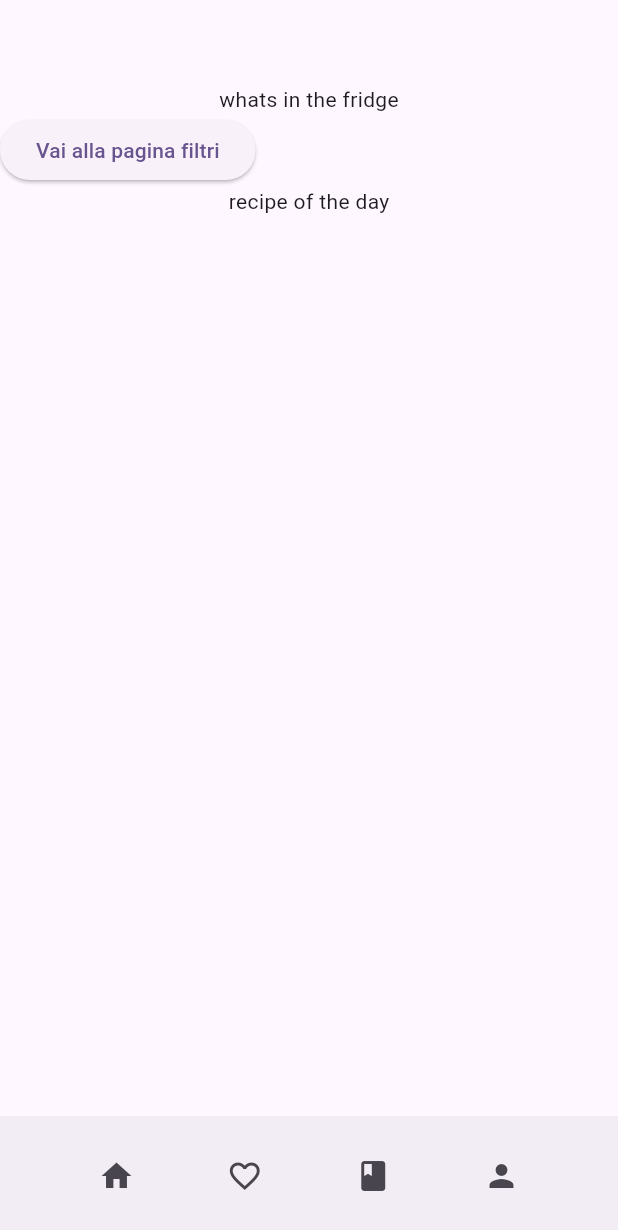
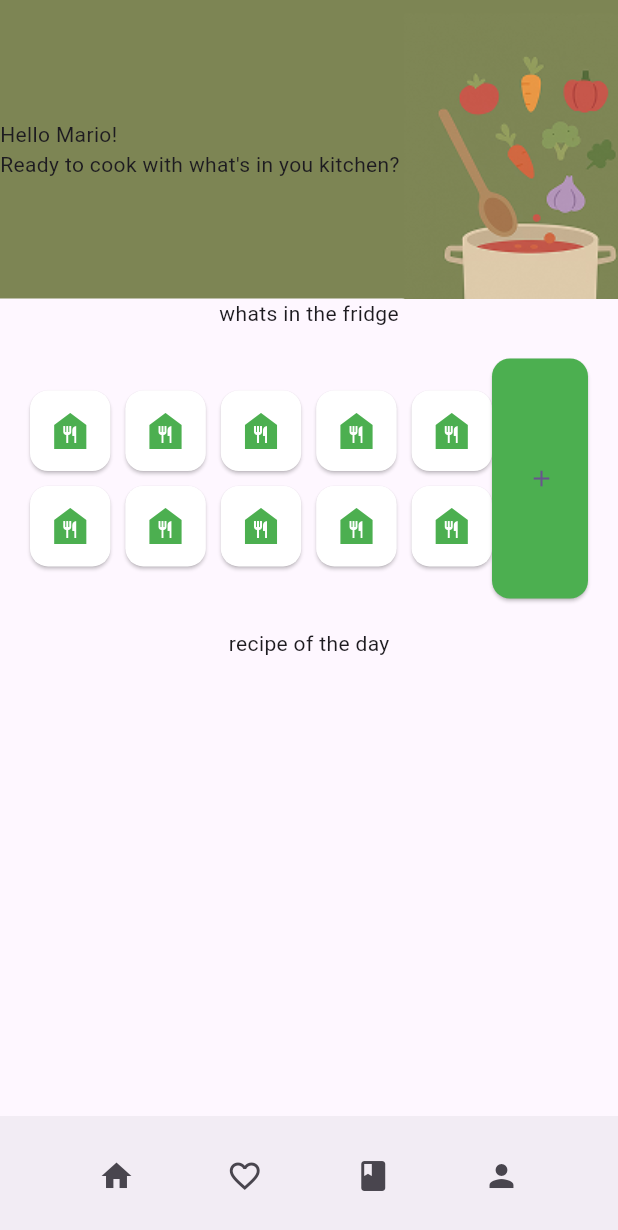
Before and after one commit to 195fra/Let-Me-Cook, a Flutter app: the screen it shows after launch, on a phone screen of 412 x 824 dp. Shown: the top 1230 px of the screen. Run offline on Flutter 3.47's test engine with Material 3 defaults, Android fonts, the light colour scheme and no system bars.

Commit message:
inizio grafica home_page

```diff
--- a/let_me_cook/lib/home_page.dart
+++ b/let_me_cook/lib/home_page.dart
@@ -13,29 +13,76 @@ class _HomePageState extends State<HomePage> {
   @override
   Widget build(BuildContext context) {
     return Scaffold(
-      appBar: AppBar(),
+      //appBar: AppBar(),
       body: Column(
         children: [
-          Row(
-            //hello e immagine
+          Container( color: Color(0xFF7D8554),
+            child: Row( mainAxisAlignment: MainAxisAlignment.spaceEvenly,
+            crossAxisAlignment: CrossAxisAlignment.center,
+
+              children: [
+              Text("Hello Mario! \nReady to cook with what's in you kitchen?"),
+              Image.asset('assets/images/image_1.png')
+            ],
+            ),
           ),
           Row(
             //immagine persona e testo+bottone
           ),
           Text("whats in the fridge"),
-          Row(
+          Container(
+            padding: EdgeInsets.all(20),
+            height: 200,
+            child: Row(
               children: [
+                Expanded(
+                  child:
+                  GridView.count(
+                    crossAxisCount: 5,
+                    shrinkWrap: true,
+                    physics: const NeverScrollableScrollPhysics(),
+                    crossAxisSpacing: 10,
+                    mainAxisSpacing: 10,
+                    children: [
+                      ...List.generate(10, (index) {
+                        return ElevatedButton(
+                          style: ElevatedButton.styleFrom(
+                            backgroundColor: Colors.white,
+                            shape: RoundedRectangleBorder(
+                              borderRadius: BorderRadius.circular(12),
+                            ),
+                            padding: const EdgeInsets.all(8),
+                          ),
+                          onPressed: () {},
+                          child: const Icon(
+                            Icons.food_bank,
+                            color: Colors.green,
+                            size: 32,
+                          ),
+                        );
+                      })
+                    ],
+                  )
+                ),
                 ElevatedButton(
+                  style: ElevatedButton.styleFrom(
+                    fixedSize: const Size(50, 200),
+                    backgroundColor: Colors.green,
+                    shape: RoundedRectangleBorder(
+                      borderRadius: BorderRadius.circular(12),
+                    ),
+                  ),
                   onPressed: () {
                     Navigator.push(
                       context,
                       MaterialPageRoute(builder: (context) => FoodListPage()),
                     );
                   },
-            child: const Text('Vai alla pagina filtri'),
+                  child: const Icon(Icons.add),
                 ),
               ],
               //elenco di ingredienti e tasto +
+            ),
           ),
           Text("recipe of the day"),
           // piatto del giorno
--- a/let_me_cook/pubspec.yaml
+++ b/let_me_cook/pubspec.yaml
@@ -60,7 +60,8 @@ flutter:
   uses-material-design: true
 
   # To add assets to your application, add an assets section, like this:
-  # assets:
+  assets:
+      - assets/images/image_1.png
   #   - images/a_dot_burr.jpeg
   #   - images/a_dot_ham.jpeg
 
```
Also changed, not shown: let_me_cook/assets/images/image_1.png (added). Lines whose indentation alone changed are shown as unchanged.
